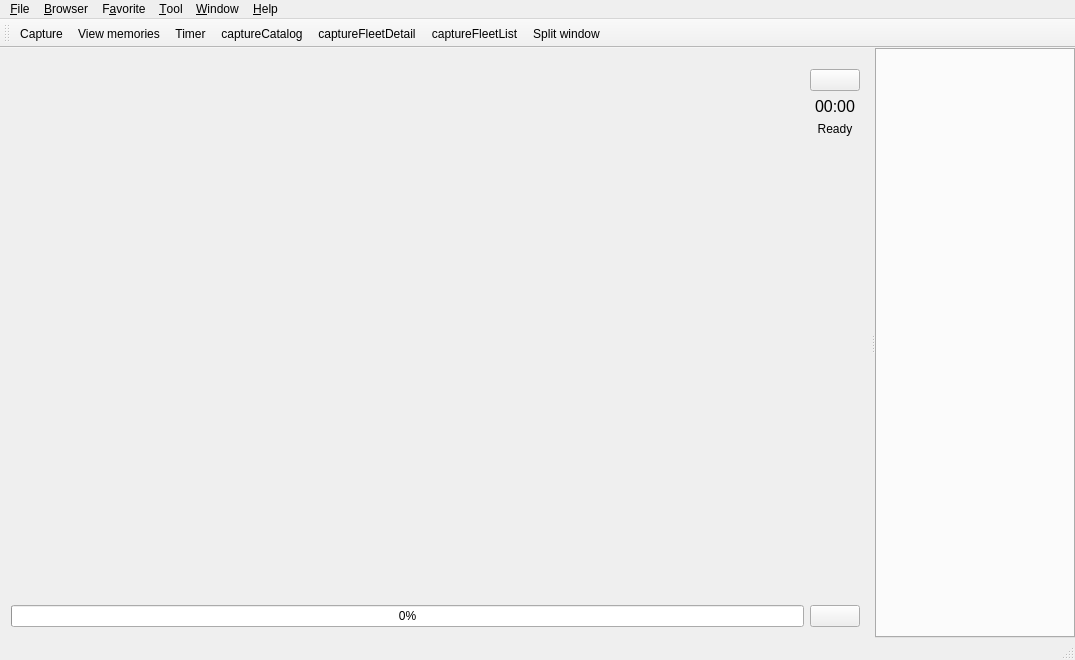
The window that mainwindow.ui (ioriayane/KanmusuMemory) describes before a commit, drawn with Qt 5.
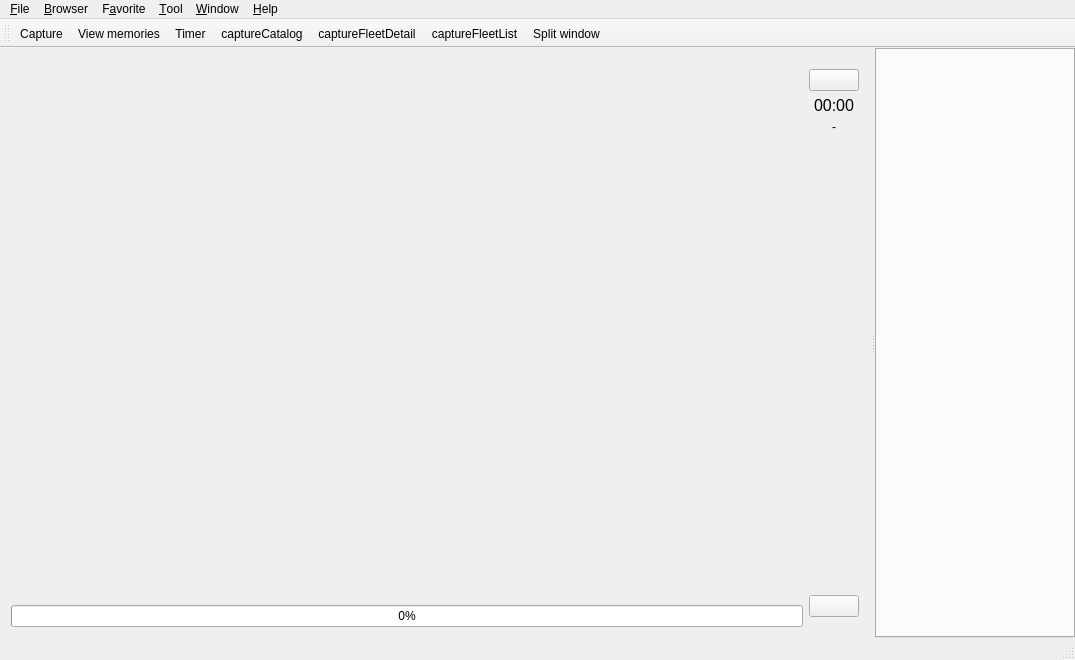
The same window after the commit. Icons and pictures are not drawn. Custom widgets are drawn as their Qt base class.

Patch:
```diff
--- a/mainwindow.ui
+++ b/mainwindow.ui
@@ -176,12 +176,25 @@
          </layout>
         </item>
         <item>
-         <layout class="QVBoxLayout" name="recordLayout">
+         <widget class="QWidget" name="recordLayout" native="true">
+          <layout class="QVBoxLayout" name="verticalLayout_4">
+           <property name="spacing">
+            <number>5</number>
+           </property>
+           <property name="leftMargin">
+            <number>0</number>
+           </property>
           <property name="topMargin">
            <number>10</number>
           </property>
+           <property name="rightMargin">
+            <number>1</number>
+           </property>
+           <property name="bottomMargin">
+            <number>10</number>
+           </property>
           <item>
-           <widget class="QPushButton" name="recordSettingButton">
+            <widget class="QPushButton" name="recordButton">
             <property name="minimumSize">
              <size>
               <width>50</width>
@@ -211,6 +224,9 @@
               <height>32</height>
              </size>
             </property>
+             <property name="flat">
+              <bool>false</bool>
+             </property>
            </widget>
           </item>
           <item>
@@ -248,7 +264,7 @@
              </font>
             </property>
             <property name="text">
-             <string>Ready</string>
+              <string>-</string>
             </property>
             <property name="alignment">
              <set>Qt::AlignCenter</set>
@@ -269,7 +285,7 @@
            </spacer>
           </item>
           <item>
-           <widget class="QPushButton" name="recordButton">
+            <widget class="QPushButton" name="recordPreferencesButton">
             <property name="sizePolicy">
              <sizepolicy hsizetype="Fixed" vsizetype="Fixed">
               <horstretch>0</horstretch>
@@ -307,6 +323,7 @@
            </widget>
           </item>
          </layout>
+         </widget>
         </item>
        </layout>
       </widget>
```
Left out of the diff: 36 changed lines with no effect on the pictures. Lines whose indentation alone changed are shown as unchanged.
